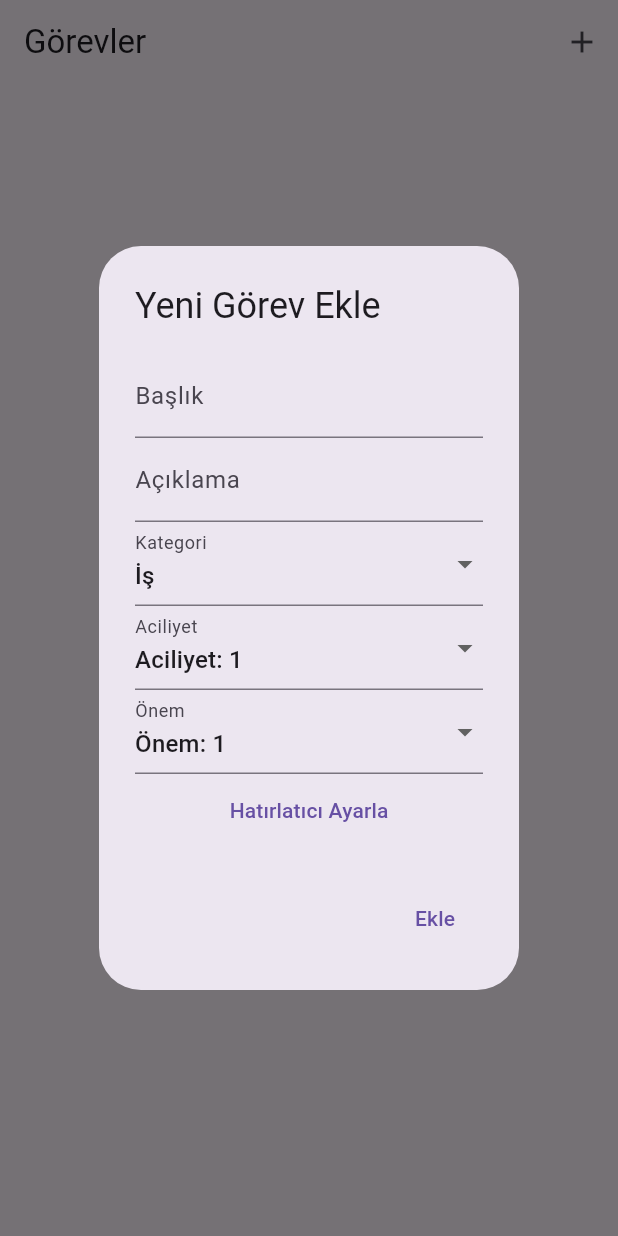
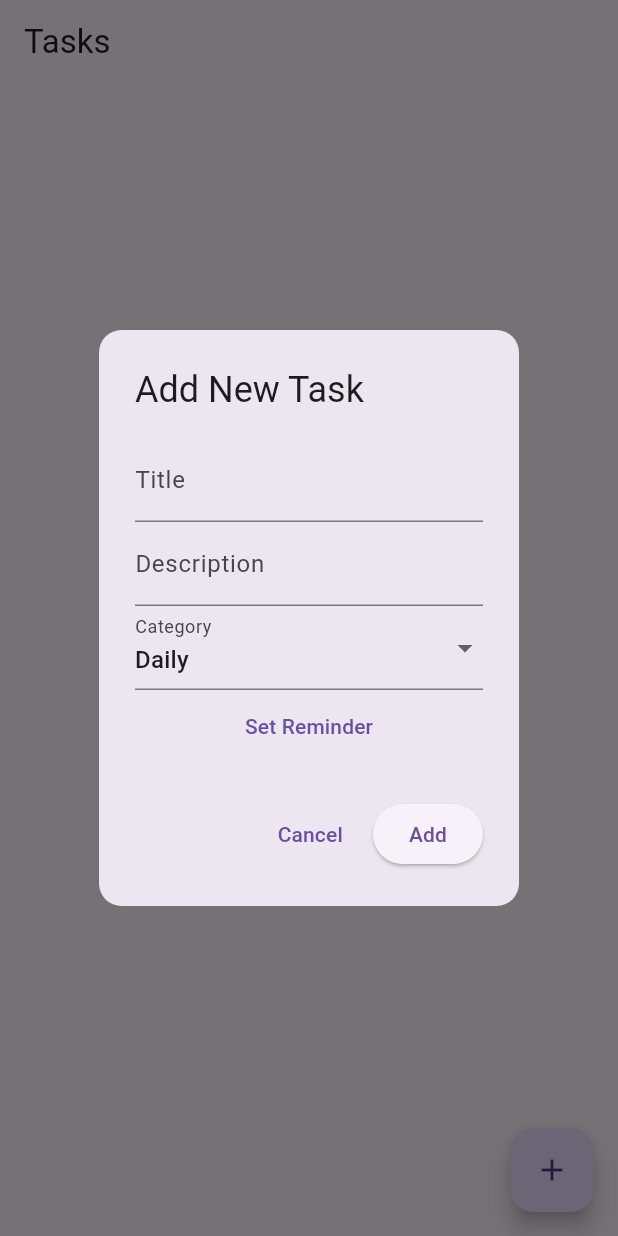
Before and after one commit to adag21044/ToDo-App, a Flutter app: the screen it shows after launch, after a tap on the "add" icon, on a phone screen of 412 x 824 dp. Run offline on Flutter 3.47's test engine with Material 3 defaults, Android fonts, the phone set to English and light mode, and no system bars.

Commit message:
app is running

```diff
--- /dev/null
+++ b/lib/add_task_dialog.dart
@@ -0,0 +1,69 @@
+import 'package:flutter/material.dart';
+import 'package:provider/provider.dart';
+import '../models/task.dart';
+import '../viewmodels/task_view_model.dart';
+
+class AddTaskDialog extends StatefulWidget {
+  const AddTaskDialog({Key? key}) : super(key: key);
+
+  @override
+  _AddTaskDialogState createState() => _AddTaskDialogState();
+}
+
+class _AddTaskDialogState extends State<AddTaskDialog> {
+  final _titleController = TextEditingController();
+  final _descriptionController = TextEditingController();
+  String _category = 'Günlük';
+
+  @override
+  Widget build(BuildContext context) {
+    return AlertDialog(
+      shape: RoundedRectangleBorder(borderRadius: BorderRadius.circular(10)),
+      title: const Text('Yeni Görev Ekle'),
+      content: Column(
+        mainAxisSize: MainAxisSize.min,
+        children: [
+          TextField(
+            controller: _titleController,
+            decoration: const InputDecoration(labelText: 'Başlık'),
+          ),
+          TextField(
+            controller: _descriptionController,
+            decoration: const InputDecoration(labelText: 'Açıklama'),
+          ),
+          DropdownButtonFormField(
+            value: _category,
+            items: ['Günlük', 'Projeler', 'Diğer']
+                .map((e) => DropdownMenuItem(value: e, child: Text(e)))
+                .toList(),
+            onChanged: (value) => setState(() => _category = value as String),
+            decoration: const InputDecoration(labelText: 'Kategori'),
+          ),
+        ],
+      ),
+      actions: [
+        TextButton(
+          onPressed: () => Navigator.of(context).pop(),
+          child: const Text('İptal'),
+        ),
+        ElevatedButton(
+          onPressed: () {
+            if (_titleController.text.isNotEmpty) {
+              final task = Task(
+                title: _titleController.text,
+                description: _descriptionController.text,
+                category: _category,
+                reminderTime: DateTime.now(),
+                urgency: 1,
+                importance: 1,
+              );
+              Provider.of<TaskViewModel>(context, listen: false).addTask(task);
+              Navigator.of(context).pop();
+            }
+          },
+          child: const Text('Ekle'),
+        ),
+      ],
+    );
+  }
+}
--- a/lib/main.dart
+++ b/lib/main.dart
@@ -1,16 +1,12 @@
 import 'package:flutter/material.dart';
 import 'package:provider/provider.dart';
 import 'viewmodels/task_view_model.dart';
-import 'utils/theme_provider.dart';
-import 'views/task_list_page.dart';
+import 'views/tasks_page.dart';
 
 void main() {
   runApp(
-    MultiProvider(
-      providers: [
-        ChangeNotifierProvider(create: (_) => TaskViewModel()),
-        ChangeNotifierProvider(create: (_) => ThemeProvider()),
-      ],
+    ChangeNotifierProvider(
+      create: (_) => TaskViewModel(),
       child: const ToDoApp(),
     ),
   );
@@ -23,13 +19,9 @@ class ToDoApp extends StatelessWidget {
   Widget build(BuildContext context) {
     return MaterialApp(
       debugShowCheckedModeBanner: false,
-      title: 'To-Do Uygulaması',
-      theme: ThemeData.light(),
-      darkTheme: ThemeData.dark(),
-      themeMode: Provider.of<ThemeProvider>(context).isDarkMode
-          ? ThemeMode.dark
-          : ThemeMode.light,
-      home: const TaskListPage(),
+      title: 'To-Do App',
+      theme: ThemeData(primarySwatch: Colors.teal),
+      home: const TasksPage(),
     );
   }
 }
--- a/lib/utils/theme_provider.dart
+++ b/lib/utils/theme_provider.dart
@@ -1,4 +1,4 @@
-import 'package:flutter/material.dart';
+import 'package:flutter/foundation.dart';
 
 class ThemeProvider with ChangeNotifier {
   bool _isDarkMode = false;
--- a/lib/views/add_task_dialog.dart
+++ b/lib/views/add_task_dialog.dart
@@ -13,116 +13,92 @@ class AddTaskDialog extends StatefulWidget {
 class _AddTaskDialogState extends State<AddTaskDialog> {
   final _titleController = TextEditingController();
   final _descriptionController = TextEditingController();
+  String _category = 'Daily';
+  int _urgency = 1;
+  int _importance = 1;
   DateTime? _reminderTime;
-  final _categories = ['İş', 'Kişisel', 'Eğitim'];
-  String _selectedCategory = 'İş';
-  int _urgency = 1; // Varsayılan değer
-  int _importance = 1; // Varsayılan değer
 
   @override
   Widget build(BuildContext context) {
-    final taskViewModel = Provider.of<TaskViewModel>(context, listen: false);
-
     return AlertDialog(
-      title: const Text('Yeni Görev Ekle'),
+      shape: RoundedRectangleBorder(borderRadius: BorderRadius.circular(15)),
+      title: const Text('Add New Task'),
       content: SingleChildScrollView(
         child: Column(
           children: [
             TextField(
               controller: _titleController,
-              decoration: const InputDecoration(labelText: 'Başlık'),
+              decoration: const InputDecoration(labelText: 'Title'),
             ),
             TextField(
               controller: _descriptionController,
-              decoration: const InputDecoration(labelText: 'Açıklama'),
+              decoration: const InputDecoration(labelText: 'Description'),
             ),
             DropdownButtonFormField<String>(
-              value: _selectedCategory,
-              items: _categories
-                  .map((category) =>
-                      DropdownMenuItem(value: category, child: Text(category)))
+              value: _category,
+              items: ['Daily', 'Projects', 'Others']
+                  .map((e) => DropdownMenuItem(value: e, child: Text(e)))
                   .toList(),
-              onChanged: (value) => _selectedCategory = value!,
-              decoration: const InputDecoration(labelText: 'Kategori'),
-            ),
-            DropdownButtonFormField<int>(
-              value: _urgency,
-              items: [1, 2, 3]
-                  .map((value) =>
-                      DropdownMenuItem(value: value, child: Text('Aciliyet: $value')))
-                  .toList(),
-              onChanged: (value) {
-                setState(() {
-                  _urgency = value!;
-                });
-              },
-              decoration: const InputDecoration(labelText: 'Aciliyet'),
-            ),
-            DropdownButtonFormField<int>(
-              value: _importance,
-              items: [1, 2, 3]
-                  .map((value) =>
-                      DropdownMenuItem(value: value, child: Text('Önem: $value')))
-                  .toList(),
-              onChanged: (value) {
-                setState(() {
-                  _importance = value!;
-                });
-              },
-              decoration: const InputDecoration(labelText: 'Önem'),
+              onChanged: (value) => setState(() => _category = value!),
+              decoration: const InputDecoration(labelText: 'Category'),
             ),
             TextButton(
               onPressed: () async {
-                final selectedDate = await showDatePicker(
+                final date = await showDatePicker(
                   context: context,
                   initialDate: DateTime.now(),
                   firstDate: DateTime.now(),
                   lastDate: DateTime(2100),
                 );
-                if (selectedDate != null) {
-                  final selectedTime = await showTimePicker(
+                if (date != null) {
+                  final time = await showTimePicker(
                     context: context,
                     initialTime: TimeOfDay.now(),
                   );
-                  if (selectedTime != null) {
+                  if (time != null) {
                     setState(() {
                       _reminderTime = DateTime(
-                        selectedDate.year,
-                        selectedDate.month,
-                        selectedDate.day,
-                        selectedTime.hour,
-                        selectedTime.minute,
+                        date.year,
+                        date.month,
+                        date.day,
+                        time.hour,
+                        time.minute,
                       );
                     });
                   }
                 }
               },
-              child: Text(_reminderTime == null
-                  ? 'Hatırlatıcı Ayarla'
-                  : _reminderTime.toString()),
+              child: Text(
+                _reminderTime == null
+                    ? 'Set Reminder'
+                    : _reminderTime.toString(),
+              ),
             ),
           ],
         ),
       ),
       actions: [
         TextButton(
+          onPressed: () => Navigator.pop(context),
+          child: const Text('Cancel'),
+        ),
+        ElevatedButton(
           onPressed: () {
             if (_titleController.text.isNotEmpty &&
-                _descriptionController.text.isNotEmpty &&
-                _reminderTime != null) {
+                _descriptionController.text.isNotEmpty) {
               final task = Task(
                 title: _titleController.text,
                 description: _descriptionController.text,
-                reminderTime: _reminderTime!,
-                category: _selectedCategory,
+                reminderTime: _reminderTime ?? DateTime.now(),
                 urgency: _urgency,
                 importance: _importance,
+                category: _category,
               );
-              taskViewModel.addTask(task);
-              Navigator.of(context).pop();
+              Provider.of<TaskViewModel>(context, listen: false).addTask(task);
+              Navigator.pop(context);
             }
           },
-          child: const Text('Ekle'),
+          child: const Text('Add'),
         ),
       ],
     );
--- /dev/null
+++ b/lib/views/task_details_page.dart
@@ -0,0 +1,28 @@
+import 'package:flutter/material.dart';
+import '../models/task.dart';
+
+class TaskDetailsPage extends StatelessWidget {
+  final Task task;
+
+  const TaskDetailsPage({Key? key, required this.task}) : super(key: key);
+
+  @override
+  Widget build(BuildContext context) {
+    return Scaffold(
+      appBar: AppBar(
+        title: Text(task.title),
+      ),
+      body: Padding(
+        padding: const EdgeInsets.all(16),
+        child: Column(
+          crossAxisAlignment: CrossAxisAlignment.start,
+          children: [
+            Text(task.description, style: const TextStyle(fontSize: 16)),
+            const SizedBox(height: 10),
+            Text('Reminder: ${task.reminderTime}'),
+          ],
+        ),
+      ),
+    );
+  }
+}
--- /dev/null
+++ b/lib/views/tasks_page.dart
@@ -0,0 +1,51 @@
+import 'package:flutter/material.dart';
+import 'package:provider/provider.dart';
+import '../viewmodels/task_view_model.dart';
+import 'add_task_dialog.dart';
+import 'task_details_page.dart';
+
+class TasksPage extends StatelessWidget {
+  const TasksPage({Key? key}) : super(key: key);
+
+  @override
+  Widget build(BuildContext context) {
+    return Scaffold(
+      appBar: AppBar(
+        title: const Text('Tasks'),
+      ),
+      body: Consumer<TaskViewModel>(
+        builder: (context, taskViewModel, child) {
+          return taskViewModel.tasks.isEmpty
+              ? const Center(
+                  child: Text('No tasks added yet.'),
+                )
+              : ListView.builder(
+                  itemCount: taskViewModel.tasks.length,
+                  itemBuilder: (context, index) {
+                    final task = taskViewModel.tasks[index];
+                    return ListTile(
+                      title: Text(task.title),
+                      subtitle: Text(task.description),
+                      onTap: () => Navigator.push(
+                        context,
+                        MaterialPageRoute(
+                          builder: (_) => TaskDetailsPage(task: task),
+                        ),
+                      ),
+                    );
+                  },
+                );
+        },
+      ),
+      floatingActionButton: FloatingActionButton(
+        onPressed: () {
+          showDialog(
+            context: context,
+            builder: (_) => const AddTaskDialog(),
+          );
+        },
+        child: const Icon(Icons.add),
+      ),
+    );
+  }
+}
```
Also changed, not shown: lib/models/task.dart (+0 -24 lines), lib/views/task_list_page.dart (+42 -10 lines).
